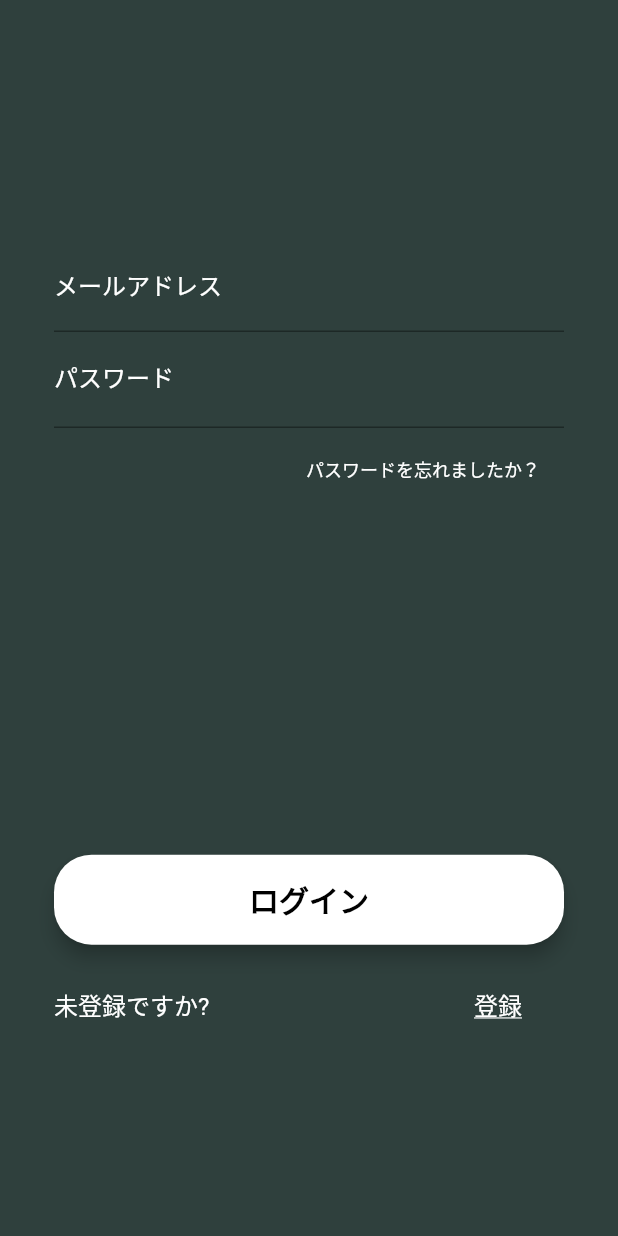
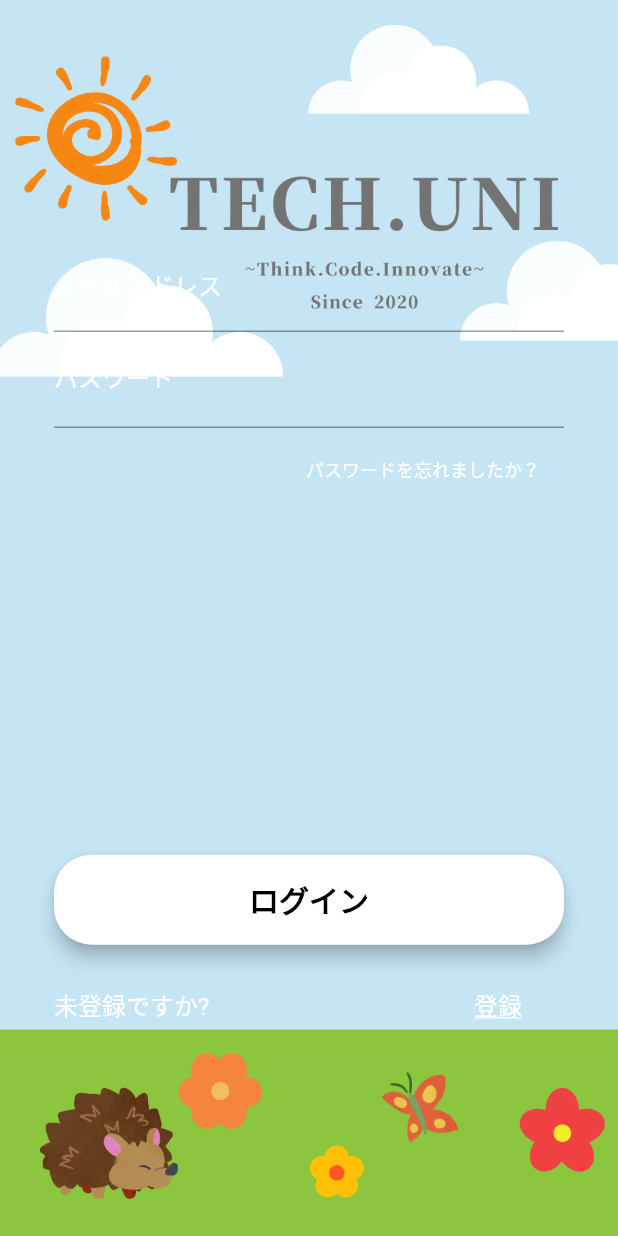
Before and after one commit to TechUni2020/member-site-app, a Flutter app: the screen it shows after launch, on a phone screen of 412 x 824 dp. Run offline on Flutter 3.47's test engine with Material 2 defaults, Android fonts, the phone set to English and light mode, and no system bars; our stand-ins replace firebase_auth, firebase_core, shared_preferences; accounts and stored records are empty.

Commit message:
:lipstick: add background image

```diff
--- a/lib/screens/auth/signin.dart
+++ b/lib/screens/auth/signin.dart
@@ -244,8 +244,17 @@ class _SignInViewState extends State<SignIn> {
     );
 
     return Scaffold(
-      backgroundColor: Const.utilColor["green"],
-      body: Form(
+      body:Stack(
+      children: <Widget>[
+        Container(
+          decoration: BoxDecoration(
+            image: DecorationImage(
+              image: AssetImage('images/sign in background.png'),
+              fit: BoxFit.cover,
+            ),
+          ),
+        ),
+       Form(
         key: _formKey,
         child: SingleChildScrollView(
           padding: EdgeInsets.all(36),
@@ -264,6 +273,7 @@ class _SignInViewState extends State<SignIn> {
           ),
         ),
       ),
+      ])
     );
   }
 }
--- a/pubspec.yaml
+++ b/pubspec.yaml
@@ -51,8 +51,8 @@ flutter:
   uses-material-design: true
 
   # To add assets to your application, add an assets section, like this:
-  # assets:
-  #   - images/a_dot_burr.jpeg
+  assets:
+    - images/
   #   - images/a_dot_ham.jpeg
 
   # An image asset can refer to one or more resolution-specific "variants", see
```
Also changed, not shown: images/sign in background.png (added), pubspec.lock.
